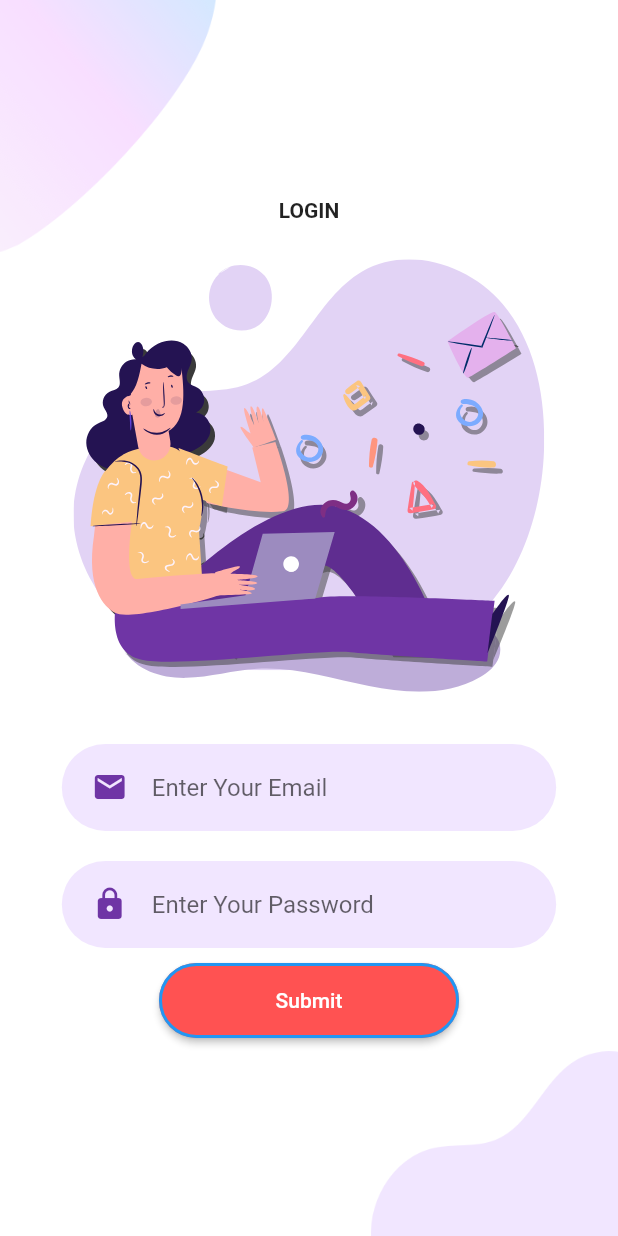
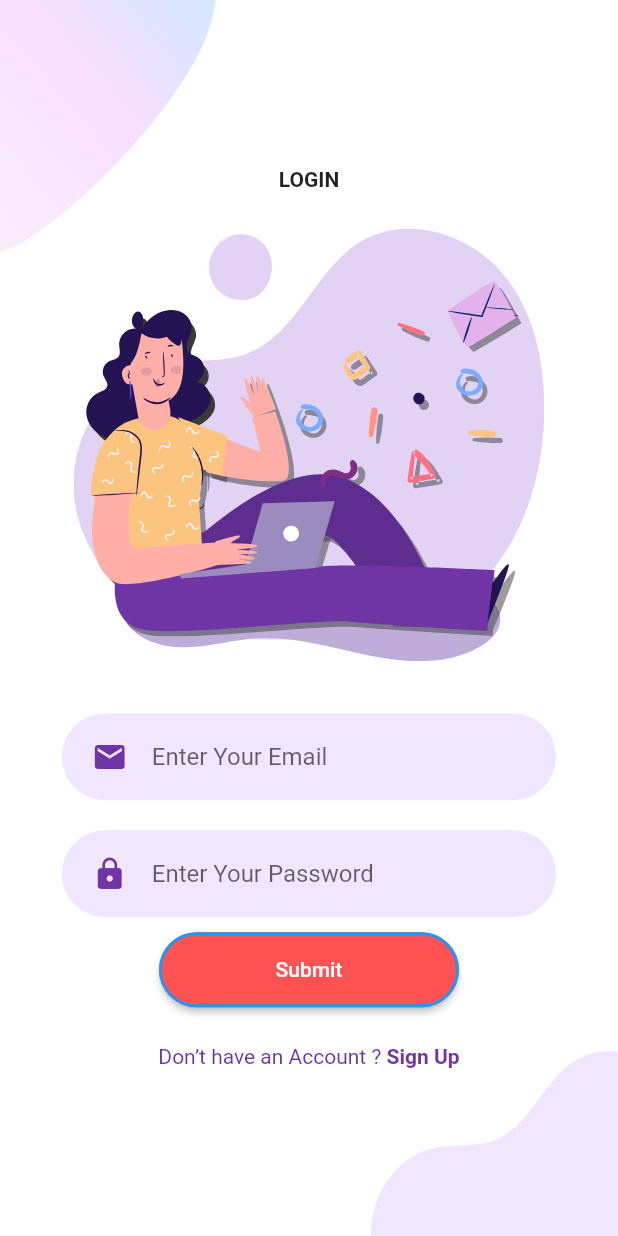
Before and after one commit to nafseerck/propertygram2021, a Flutter app: the LoginScreen screen opened directly, after a tap on "Submit", on a phone screen of 412 x 824 dp. Run offline on Flutter 3.47's test engine with Material 2 defaults, Android fonts, the phone set to English and light mode, and no system bars; our stand-ins replace flutter_svg, shared_preferences; accounts and stored records are empty; network calls fail.

Commit message:
new ui changes

```diff
--- a/lib/Screens/Login/components/bodynew.dart
+++ b/lib/Screens/Login/components/bodynew.dart
@@ -3,6 +3,10 @@ import 'package:propertygram_2021/Screens/Login/login_screen.dart';
 import 'package:propertygram_2021/Screens/Welcome/welcome_screen.dart';
 import 'package:propertygram_2021/constants.dart';
 import 'package:propertygram_2021/components/text_field_container.dart';
+
+import 'package:propertygram_2021/Screens/Signup/signup_screen.dart';
+import 'package:propertygram_2021/components/already_have_an_account_acheck.dart';
+
 
 import 'package:flutter/material.dart';
 import 'package:flutter_svg/flutter_svg.dart';
@@ -46,7 +50,7 @@ class _LoginState extends State<Login> {
               TextFieldContainer(
                 child: TextFormField(
                   controller: _email,
-                  keyboardType: TextInputType.emailAddress,
+                  keyboardType: TextInputType.text,
                   cursorColor: kPrimaryColor,
                   decoration: InputDecoration(
                     icon: Icon(
@@ -119,6 +123,19 @@ class _LoginState extends State<Login> {
                   child: Text("Submit"),
                 ),
               ),
+              SizedBox(height: size.height * 0.03),
+              AlreadyHaveAnAccountCheck(
+                press: () {
+                  Navigator.push(
+                    context,
+                    MaterialPageRoute(
+                      builder: (context) {
+                        return SignUpScreen();
+                      },
+                    ),
+                  );
+                },
+              ),
             ],
           ),
         ),
@@ -126,7 +143,7 @@ class _LoginState extends State<Login> {
     );
   }
 
-  signIn(String email, password) async {
+  signIn(String _email, _password) async {
     SharedPreferences sharedPreferences = await SharedPreferences.getInstance();
     Map data = {'email': _email, 'password': _password};
     var jsonResponse = null;
--- a/lib/Screens/Signup/components/bodynew.dart
+++ b/lib/Screens/Signup/components/bodynew.dart
@@ -71,7 +71,7 @@ class _SignUpState extends State<SignUp> {
               TextFieldContainer(
                 child: TextFormField(
                   controller: _email,
-                  keyboardType: TextInputType.emailAddress,
+                  keyboardType: TextInputType.text,
                   cursorColor: kPrimaryColor,
                   decoration: InputDecoration(
                     icon: Icon(
```
